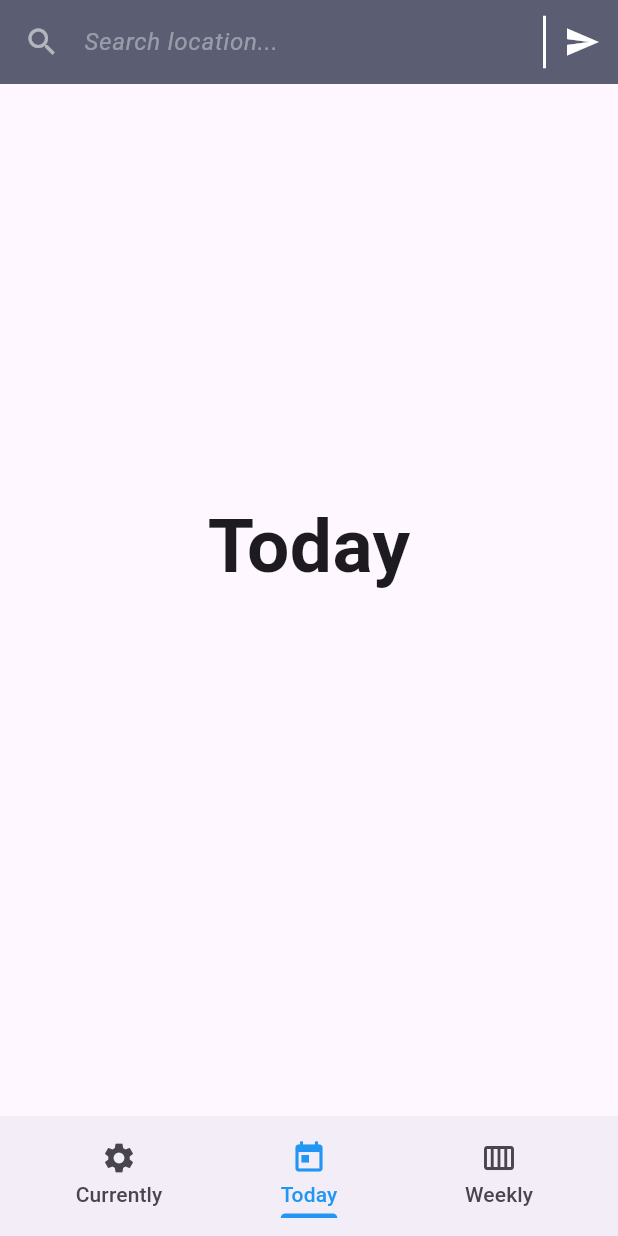
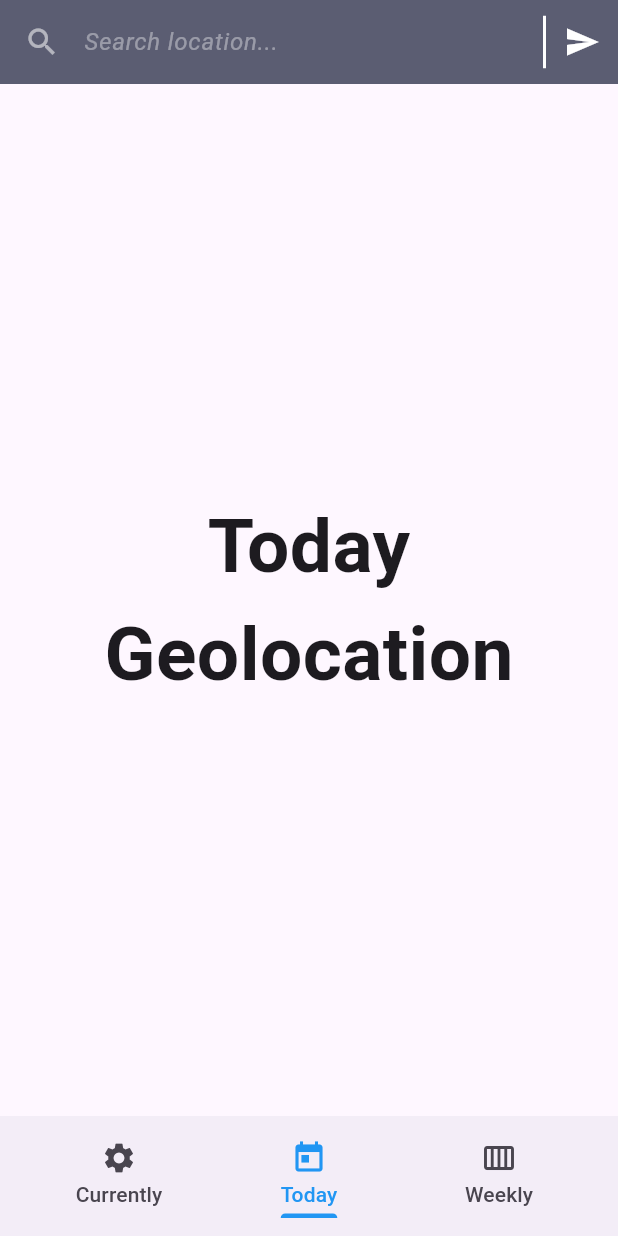
Before and after one commit to enes2424/42-Kocaeli-Mobile-Piscine, a Flutter app: the screen it shows after launch, item 2 of the bottom bar chosen, after a tap on the "send" icon, on a phone screen of 412 x 824 dp. Run offline on Flutter 3.47's test engine with Material 3 defaults, Android fonts, the phone set to English and light mode, and no system bars.

Commit message:
Update main.dart

```diff
--- a/mobileModule01/weather_app/lib/main.dart
+++ b/mobileModule01/weather_app/lib/main.dart
@@ -43,8 +43,7 @@ class _MyHomePageState extends State<MyHomePage>
 
   void _click() {
     setState(() {
-      _search = _searchController.text;
-      _searchController.text = "";
+      _search = "Geolocation";
     });
   }
 
```
